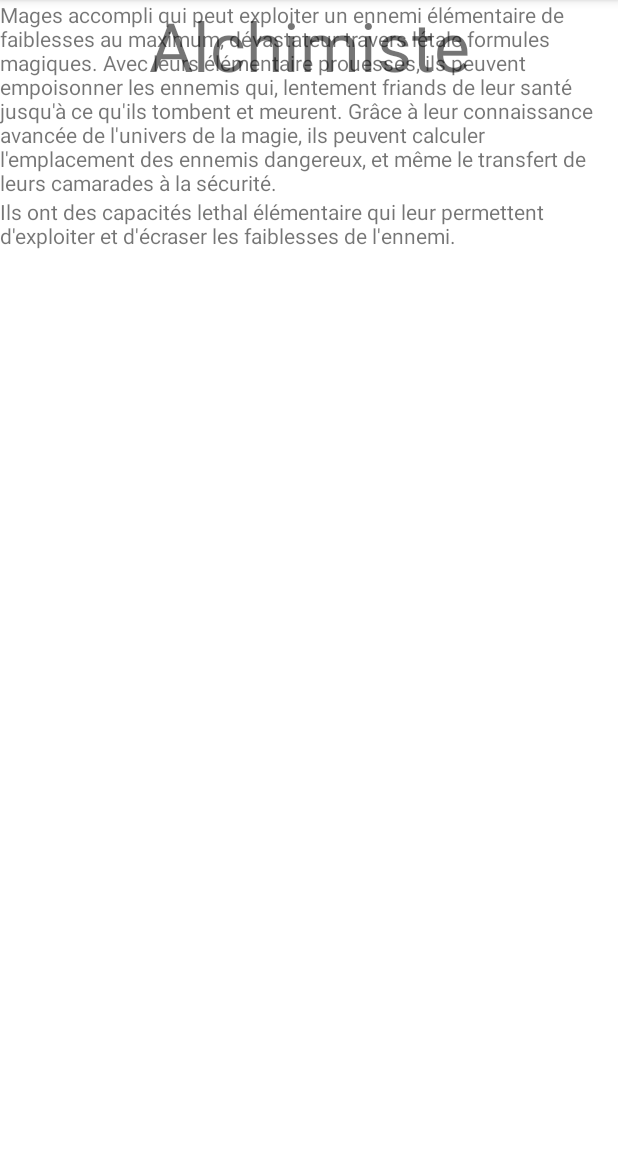
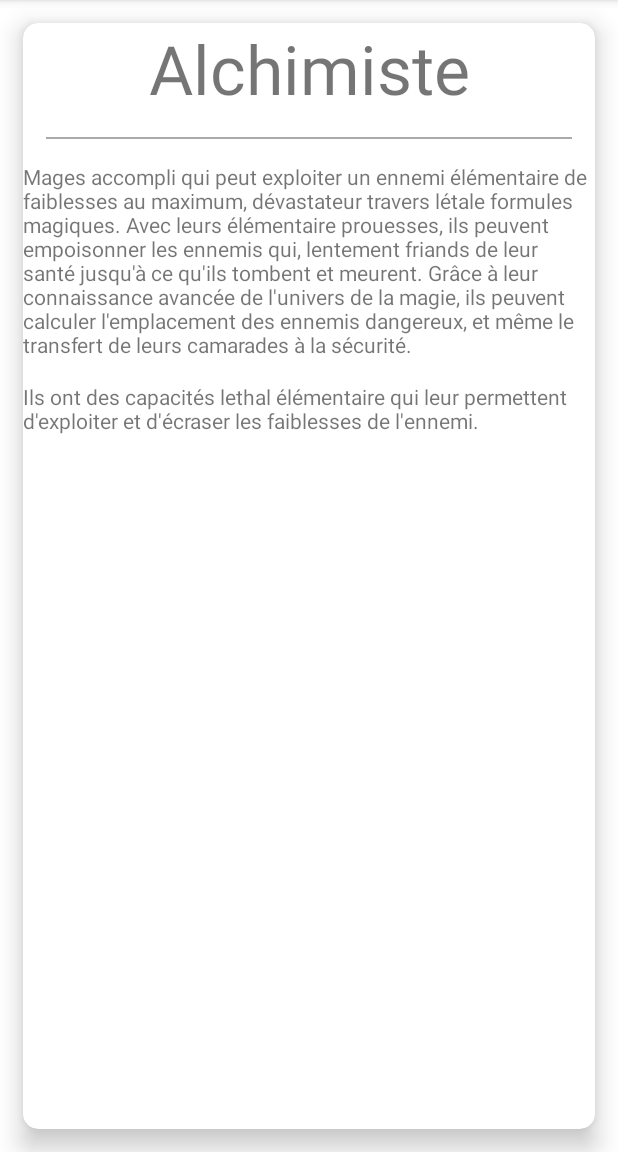
Before and after one commit to singard/EtrianWiki, an Android app: the screen it shows after launch (JobDetailActivity), after a tap on "Alchimiste", on a phone screen of 412 x 824 dp, the part 84-1236 px from its top. Run offline under Robolectric (Android 15) with nearby library versions, the phone set to English and light mode, and no system bars.

Commit message:
detaill design base + info perso

```diff
--- a/app/src/main/res/layout/activity_job_detail.xml
+++ b/app/src/main/res/layout/activity_job_detail.xml
@@ -6,35 +6,66 @@
     android:layout_height="match_parent">
 
 
+    <androidx.cardview.widget.CardView
+        android:layout_width="match_parent"
+        android:layout_height="match_parent"
+        android:layout_margin="15dp"
+        app:cardCornerRadius="10dp"
+        app:cardElevation="10dp"
+        app:layout_constraintBottom_toBottomOf="parent"
+        app:layout_constraintEnd_toEndOf="parent"
+        app:layout_constraintHorizontal_bias="0.0"
+        app:layout_constraintStart_toStartOf="parent"
+        app:layout_constraintTop_toTopOf="parent">
+
+        <androidx.constraintlayout.widget.ConstraintLayout
+            android:layout_width="match_parent"
+            android:layout_height="match_parent">
 
             <TextView
                 android:id="@+id/textViewName"
-        android:layout_width="wrap_content"
+                android:layout_width="match_parent"
                 android:layout_height="wrap_content"
                 android:text="TextView"
                 android:textSize="45sp"
                 app:layout_constraintEnd_toEndOf="parent"
                 app:layout_constraintStart_toStartOf="parent"
-        tools:layout_editor_absoluteY="4dp" />
+                app:layout_constraintTop_toTopOf="parent"
+                android:gravity="center_horizontal"/>
+
+            <View
+                android:id="@+id/viewTitle"
+                android:layout_width="match_parent"
+
+                android:layout_marginVertical="15dp"
+                android:layout_marginHorizontal="15dp"
+                android:layout_height="1dp"
+                android:background="@android:color/darker_gray"
+                app:layout_constraintTop_toBottomOf="@id/textViewName"/>
 
             <TextView
                 android:id="@+id/textViewProfil"
-        android:layout_width="wrap_content"
+                android:layout_width="match_parent"
                 android:layout_height="wrap_content"
+                android:layout_marginTop="15dp"
                 android:text="TextView"
                 app:layout_constraintEnd_toEndOf="parent"
-        app:layout_constraintHorizontal_bias="0.045"
+                app:layout_constraintHorizontal_bias="0.0"
                 app:layout_constraintStart_toStartOf="parent"
-        tools:layout_editor_absoluteY="94dp" />
+                app:layout_constraintTop_toBottomOf="@id/viewTitle" />
 
             <TextView
                 android:id="@+id/textViewStrengths"
-        android:layout_width="wrap_content"
+                android:layout_width="match_parent"
                 android:layout_height="wrap_content"
+                android:layout_marginTop="15dp"
                 android:text="TextView"
-        app:layout_constraintBottom_toBottomOf="parent"
-        app:layout_constraintTop_toBottomOf="@+id/textViewProfil"
-        app:layout_constraintVertical_bias="0.0"
-        tools:layout_editor_absoluteX="16dp" />
+                app:layout_constraintEnd_toEndOf="parent"
+                app:layout_constraintHorizontal_bias="1.0"
+                app:layout_constraintStart_toStartOf="parent"
+                app:layout_constraintTop_toBottomOf="@id/textViewProfil" />
+        </androidx.constraintlayout.widget.ConstraintLayout>
+
+    </androidx.cardview.widget.CardView>
 
 </androidx.constraintlayout.widget.ConstraintLayout>
```
Also changed, not shown: app/src/main/res/raw/perso_info.json (+36 -1 lines). Lines whose indentation alone changed are shown as unchanged.
